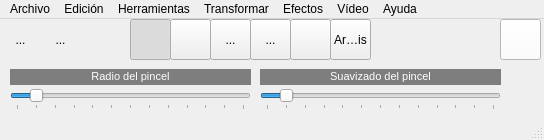
Qt form QFotoPaint5/mainwindow.ui (MrCharli03/QFotoPaint5) before a commit.
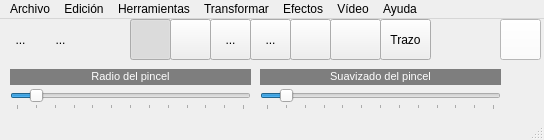
The same form after that commit. Icons and pictures are not drawn.

```diff
--- a/QFotoPaint5/mainwindow.ui
+++ b/QFotoPaint5/mainwindow.ui
@@ -367,12 +367,35 @@
      <rect>
       <x>330</x>
       <y>0</y>
-      <width>41</width>
+      <width>51</width>
       <height>41</height>
      </rect>
     </property>
     <property name="text">
-     <string>Arcoiris</string>
+     <string/>
+    </property>
+    <property name="icon">
+     <iconset resource="recursos.qrc">
+      <normaloff>:/imagenes/arco-iris.png</normaloff>:/imagenes/arco-iris.png</iconset>
+    </property>
+    <property name="checkable">
+     <bool>true</bool>
+    </property>
+    <property name="autoExclusive">
+     <bool>true</bool>
+    </property>
+   </widget>
+   <widget class="QToolButton" name="toolButton_10">
+    <property name="geometry">
+     <rect>
+      <x>380</x>
+      <y>0</y>
+      <width>51</width>
+      <height>41</height>
+     </rect>
+    </property>
+    <property name="text">
+     <string>Trazo</string>
     </property>
     <property name="checkable">
      <bool>true</bool>
```
Left out of the diff: 68 changed lines with no effect on the pictures.
